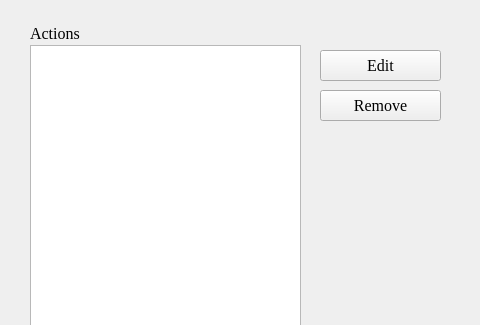
First picture: the form in ui/scenario.ui, repository DenisTrputec/DynamicStabilityAssessment, before the edit; both pictures show x 320 to 800 and y 0 to 325 of the 800 by 600 pixel window.
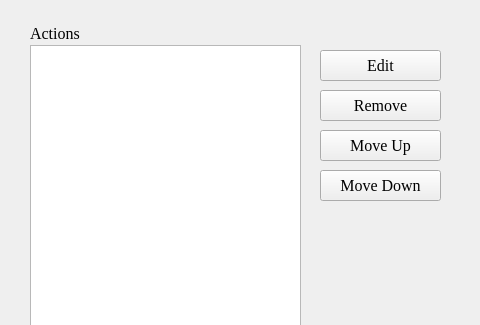
Second picture: the form after the edit.

Commit message: move actions up/down

Patch:
```diff
--- a/ui/scenario.ui
+++ b/ui/scenario.ui
@@ -386,6 +386,48 @@
      <string>Close Line</string>
     </property>
    </widget>
+   <widget class="QPushButton" name="pb_move_up">
+    <property name="geometry">
+     <rect>
+      <x>640</x>
+      <y>130</y>
+      <width>121</width>
+      <height>31</height>
+     </rect>
+    </property>
+    <property name="font">
+     <font>
+      <pointsize>12</pointsize>
+     </font>
+    </property>
+    <property name="statusTip">
+     <string>Remove Action from the list of Scenario's actions</string>
+    </property>
+    <property name="text">
+     <string>Move Up</string>
+    </property>
+   </widget>
+   <widget class="QPushButton" name="pb_move_down">
+    <property name="geometry">
+     <rect>
+      <x>640</x>
+      <y>170</y>
+      <width>121</width>
+      <height>31</height>
+     </rect>
+    </property>
+    <property name="font">
+     <font>
+      <pointsize>12</pointsize>
+     </font>
+    </property>
+    <property name="statusTip">
+     <string>Remove Action from the list of Scenario's actions</string>
+    </property>
+    <property name="text">
+     <string>Move Down</string>
+    </property>
+   </widget>
   </widget>
   <widget class="QMenuBar" name="menubar">
    <property name="geometry">
```
The commit also changes 1 other file.
